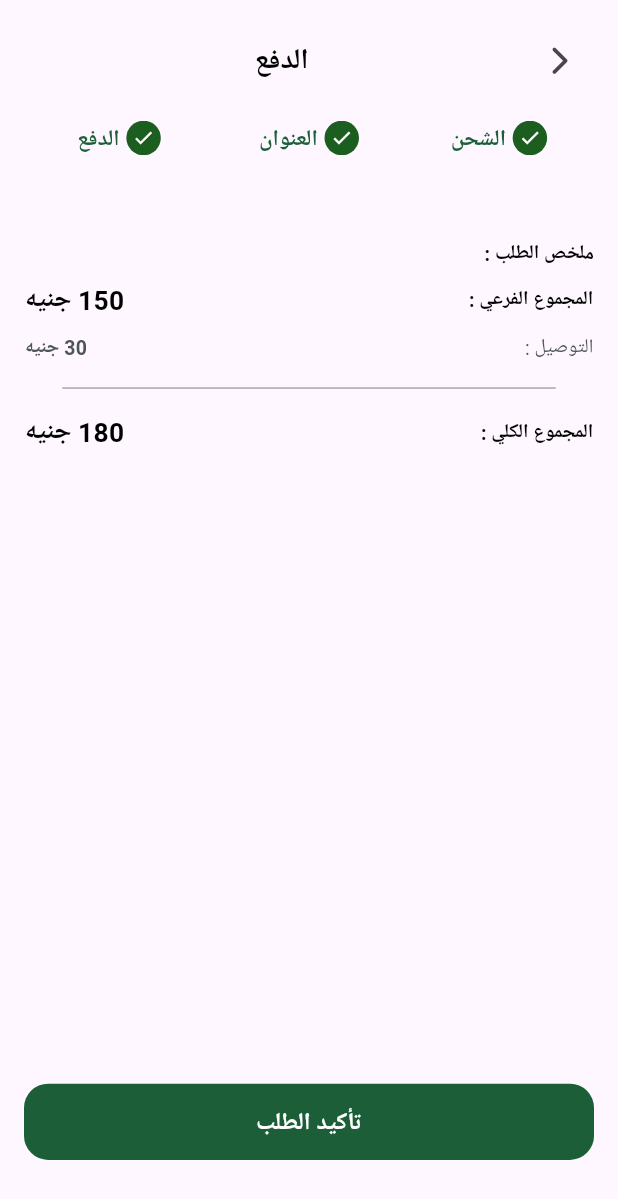
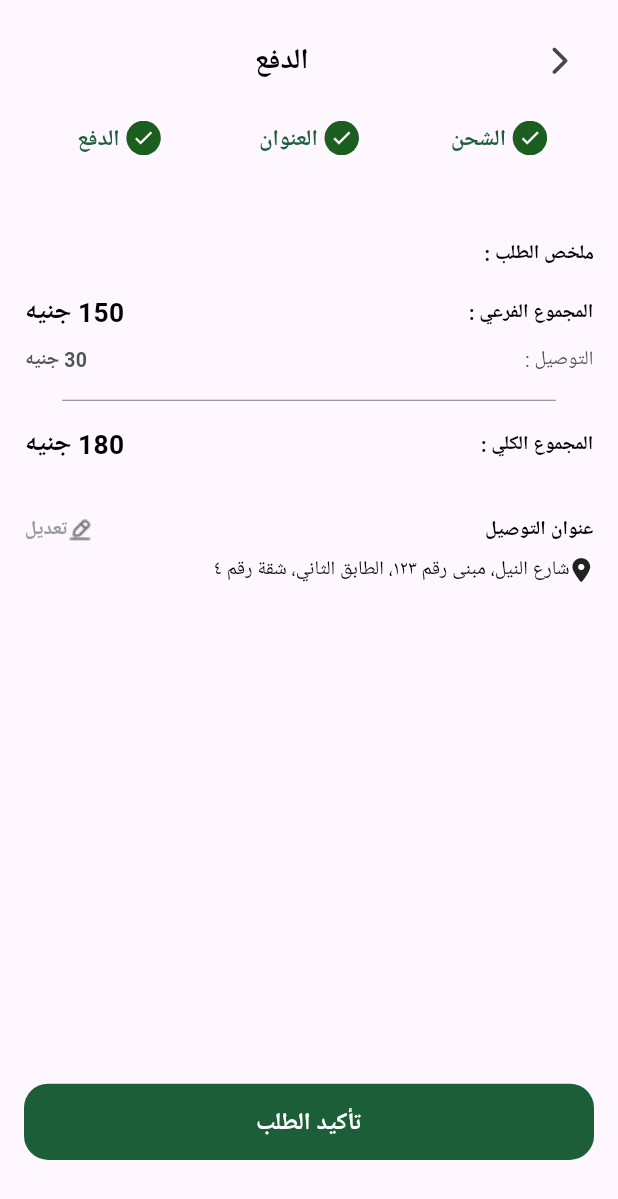
Before and after one commit to He9sham/Fruit-HUB, a Flutter app: the CheckoutView screen opened by its route, swiped to page 3, on a phone screen of 412 x 824 dp. Shown: the top 1199 px of the screen. Run offline on Flutter 3.47's test engine with Material 3 defaults, Android fonts, the phone set to English and light mode, and no system bars; our stand-ins replace awesome_dialog, bloc, cloud_firestore, dartz, equatable, firebase_auth and 13 more; missing offline and left inert: cuberto_bottom_bar; accounts and stored records are empty; Roboto replaces fonts that are missing (Cairo).

Commit message:
feat: add PaymentAddress widget to PaymentSection for displaying delivery address

```diff
--- /dev/null
+++ b/lib/feature/checkout/view/widgets/payment_address.dart
@@ -0,0 +1,55 @@
+
+import 'package:commerce_hub/core/helper/spacing.dart';
+import 'package:commerce_hub/core/theming/styles.dart';
+import 'package:flutter/material.dart';
+import 'package:font_awesome_flutter/font_awesome_flutter.dart';
+
+class PaymentAddress extends StatelessWidget {
+  const PaymentAddress({super.key});
+
+  @override
+  Widget build(BuildContext context) {
+    return Column(
+      children: [
+        verticalSpace(8),
+        Row(
+          textDirection: TextDirection.rtl,
+          children: [
+            Text(
+              'عنوان التوصيل',
+              textDirection: TextDirection.rtl,
+              style: Styles.textSize13Black600
+                  .copyWith(fontWeight: FontWeight.bold),
+            ),
+            Spacer(),
+            Image.asset('assets/image/edit.png'),
+            Text(
+              'تعديل',
+              textDirection: TextDirection.rtl,
+              style: Styles.textSize13Black600.copyWith(
+                color: Color(0xff949D9E),
+              ),
+            ),
+          ],
+        ),
+        verticalSpace(8),
+        Row(
+          textDirection: TextDirection.rtl,
+          children: [
+            Icon(
+              FontAwesomeIcons.locationDot,
+              size: 16,
+            ),
+            Text(
+              'شارع النيل، مبنى رقم ١٢٣، الطابق الثاني، شقة رقم ٤',
+              textDirection: TextDirection.rtl,
+              style: Styles.textSize13Black600.copyWith(
+                fontWeight: FontWeight.w400,
+              ),
+            ),
+          ],
+        )
+      ],
+    );
+  }
+}
--- a/lib/feature/checkout/view/widgets/payment_item_title.dart
+++ b/lib/feature/checkout/view/widgets/payment_item_title.dart
@@ -10,6 +10,7 @@ class PaymentItemTitle extends StatelessWidget {
   Widget build(BuildContext context) {
     return Column(
       children: [
+        verticalSpace(8),
         Row(
           children: [
             Text(
--- a/lib/feature/checkout/view/widgets/payment_section.dart
+++ b/lib/feature/checkout/view/widgets/payment_section.dart
@@ -1,6 +1,7 @@
 import 'package:commerce_hub/core/helper/spacing.dart';
 import 'package:commerce_hub/core/theming/styles.dart';
 import 'package:commerce_hub/core/widgets/app_box_decoration.dart';
+import 'package:commerce_hub/feature/checkout/view/widgets/payment_address.dart';
 import 'package:commerce_hub/feature/checkout/view/widgets/payment_item_title.dart';
 import 'package:flutter/material.dart';
 import 'package:flutter_screenutil/flutter_screenutil.dart';
@@ -32,6 +33,12 @@ class PaymentSection extends StatelessWidget {
           child: PaymentItemTitle(),
         ),
         verticalSpace(16),
+        Container(
+          height: 70.h,
+          width: 345.w,
+          decoration: AppDecorations.greyBoxDecoration,
+          child: PaymentAddress(),
+        ),
       ],
     );
   }
```
Also changed, not shown: assets/image/edit.png (added), 4 other files.
